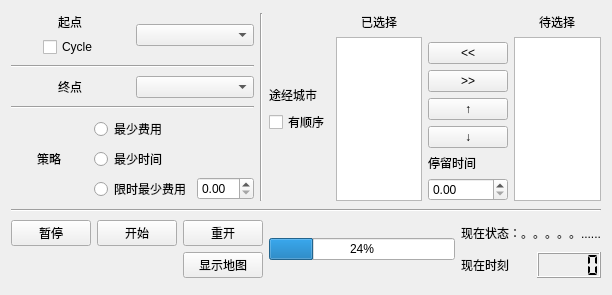
Qt form widget.ui (Shantom/Travel) before a commit.
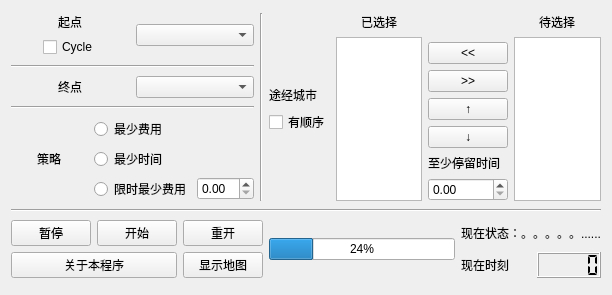
The same form after that commit.

Commit message:
加入关于信息
关于本程序
修复bugs

What changed in the file:
```diff
--- a/widget.ui
+++ b/widget.ui
@@ -183,7 +183,7 @@
           </sizepolicy>
          </property>
          <property name="text">
-          <string>停留时间</string>
+          <string>至少停留时间</string>
          </property>
         </widget>
        </item>
@@ -349,7 +349,16 @@
        </item>
       </layout>
      </item>
-     <item alignment="Qt::AlignRight">
+     <item>
+      <layout class="QHBoxLayout" name="horizontalLayout_8">
+       <item>
+        <widget class="QPushButton" name="pushButton">
+         <property name="text">
+          <string>关于本程序</string>
+         </property>
+        </widget>
+       </item>
+       <item>
       <widget class="QPushButton" name="pushButtonShowMap">
        <property name="sizePolicy">
         <sizepolicy hsizetype="Fixed" vsizetype="Fixed">
@@ -361,6 +370,8 @@
         <string>显示地图</string>
        </property>
       </widget>
+       </item>
+      </layout>
      </item>
     </layout>
    </item>
```
Lines whose indentation alone changed are shown as unchanged. The commit also changes 3 other files.
